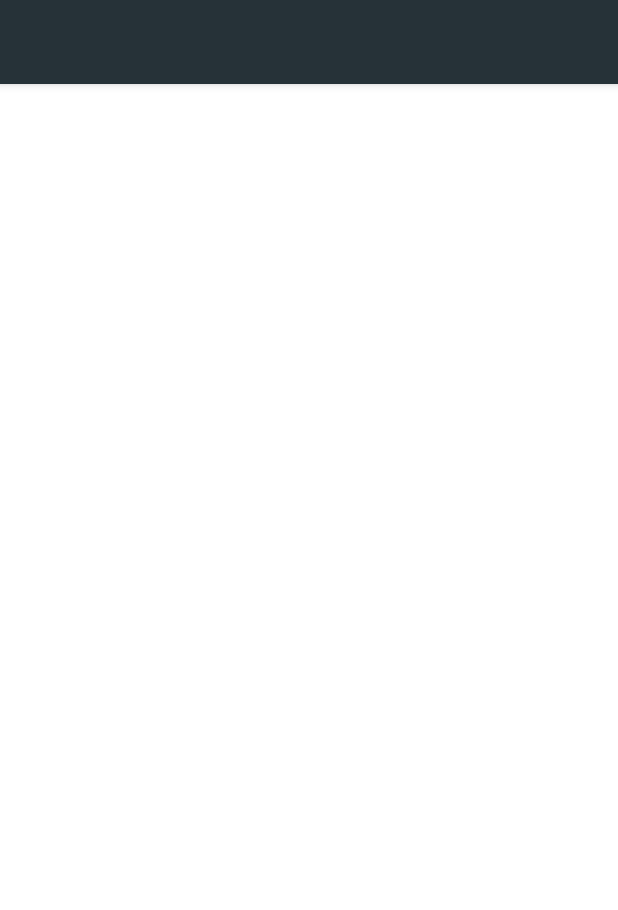
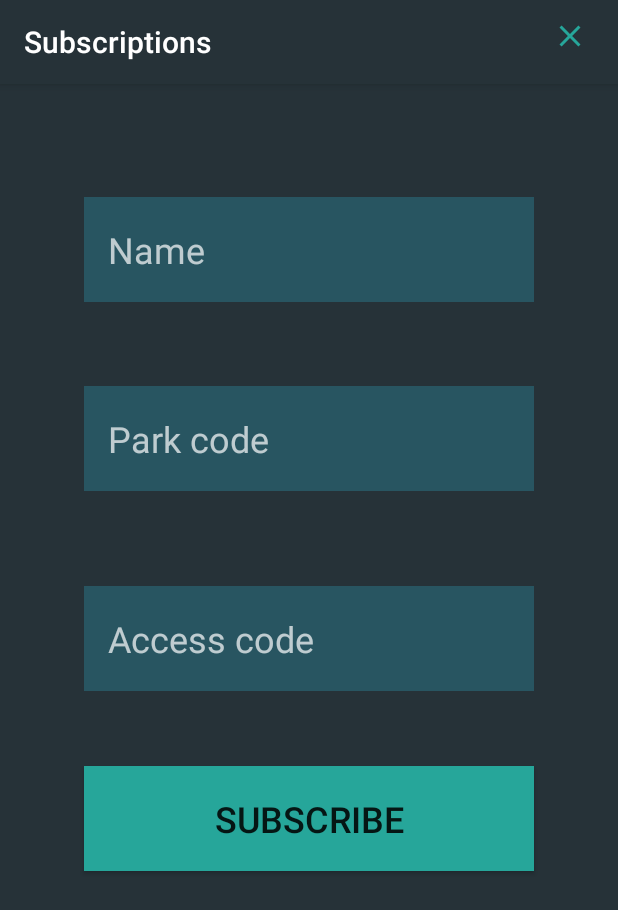
Before and after one commit to Chekist322/SubscriprionTask, an Android app: the SignInActivity screen opened directly, with no data from a screen before it, on a phone screen of 412 x 824 dp. Shown: the top 910 px of the screen. Run offline under Robolectric (Android 15) with nearby library versions, the phone set to English and light mode, and no system bars.

Commit message:
layouts fixes

```diff
--- a/app/src/main/java/com/example/batrakov/subscriptiontask/signin/SignInActivity.java
+++ b/app/src/main/java/com/example/batrakov/subscriptiontask/signin/SignInActivity.java
@@ -4,6 +4,7 @@ import android.os.Bundle;
 import android.support.annotation.Nullable;
 import android.support.v7.app.AppCompatActivity;
 import android.support.v7.widget.Toolbar;
+import android.view.Menu;
 
 import com.example.batrakov.subscriptiontask.R;
 import com.example.batrakov.subscriptiontask.util.ActivityUtils;
@@ -18,15 +19,15 @@ public class SignInActivity extends AppCompatActivity {
         super.onCreate(aSavedInstanceState);
         setContentView(R.layout.sign_in_act);
 
-        Toolbar toolbar = (Toolbar) findViewById(R.id.toolbar);
+        Toolbar toolbar = (Toolbar) findViewById(R.id.toolbarSignIn);
         setSupportActionBar(toolbar);
 
         SignInFragment signInFragment = (SignInFragment)
-                getSupportFragmentManager().findFragmentById(R.id.contentFrame);
+                getSupportFragmentManager().findFragmentById(R.id.contentFrameSignIn);
         if (signInFragment == null) {
             signInFragment = signInFragment.newInstance();
             ActivityUtils.addFragmentToActivity(
-                    getSupportFragmentManager(), signInFragment, R.id.contentFrame
+                    getSupportFragmentManager(), signInFragment, R.id.contentFrameSignIn
             );
         }
     }
--- a/app/src/main/java/com/example/batrakov/subscriptiontask/signin/SignInFragment.java
+++ b/app/src/main/java/com/example/batrakov/subscriptiontask/signin/SignInFragment.java
@@ -1,7 +1,18 @@
 package com.example.batrakov.subscriptiontask.signin;
 
+import android.content.Intent;
+import android.os.Bundle;
+import android.support.annotation.Nullable;
 import android.support.v4.app.Fragment;
+import android.view.LayoutInflater;
+import android.view.Menu;
+import android.view.MenuInflater;
+import android.view.MenuItem;
+import android.view.View;
+import android.view.ViewGroup;
 
+import com.example.batrakov.subscriptiontask.R;
+import com.example.batrakov.subscriptiontask.subscriptionlist.SubscriptionListActivity;
 import com.example.batrakov.subscriptiontask.subscriptionlist.SubscriptionListFragment;
 
 /**
@@ -10,11 +21,37 @@ import com.example.batrakov.subscriptiontask.subscriptionlist.SubscriptionListFr
 
 public class SignInFragment extends Fragment implements SignInContract.View{
 
-    public SignInFragment() {
+    public SignInFragment(){
     }
 
     public static SignInFragment newInstance() {
         return new SignInFragment();
+    }
+
+    @Nullable
+    @Override
+    public View onCreateView(LayoutInflater inflater, @Nullable ViewGroup container, @Nullable Bundle savedInstanceState) {
+        View root = inflater.inflate(R.layout.sign_in_frag, container, false);
+
+        setHasOptionsMenu(true);
+        return root;
+    }
+
+    @Override
+    public void onCreateOptionsMenu(Menu menu, MenuInflater inflater) {
+        inflater.inflate(R.menu.sign_in_menu, menu);
+    }
+
+    @Override
+    public boolean onOptionsItemSelected(MenuItem item) {
+        switch (item.getItemId()){
+            case R.id.back_to_list:
+
+                return true;
+            default:
+                return super.onOptionsItemSelected(item);
+
+        }
     }
 
     @Override
--- a/app/src/main/java/com/example/batrakov/subscriptiontask/signin/SignInPresenter.java
+++ b/app/src/main/java/com/example/batrakov/subscriptiontask/signin/SignInPresenter.java
@@ -4,5 +4,11 @@ package com.example.batrakov.subscriptiontask.signin;
  * Created by batrakov on 19.09.17.
  */
 
-public class SignInPresenter {
+public class SignInPresenter implements SignInContract.Presenter {
+
+    @Override
+    public void start() {
+
+    }
+
 }
--- a/app/src/main/res/drawable/ic_cross.xml
+++ b/app/src/main/res/drawable/ic_cross.xml
@@ -1,9 +1,9 @@
 <vector xmlns:android="http://schemas.android.com/apk/res/android"
-    android:height="24dp"
-    android:width="24dp"
-    android:viewportWidth="24"
-    android:viewportHeight="24">
+    android:height="32dp"
+    android:width="32dp"
+    android:viewportWidth="32"
+    android:viewportHeight="32">
     <path
-        android:fillColor="#FFFFFF"
+        android:fillColor="@color/accent"
         android:pathData="M19,6.41L17.59,5L12,10.59L6.41,5L5,6.41L10.59,12L5,17.59L6.41,19L12,13.41L17.59,19L19,17.59L13.41,12L19,6.41Z" />
 </vector>
--- a/app/src/main/res/layout/sign_in_act.xml
+++ b/app/src/main/res/layout/sign_in_act.xml
@@ -3,6 +3,11 @@
     xmlns:app="http://schemas.android.com/apk/res-auto"
     android:layout_width="match_parent"
     android:layout_height="match_parent">
+
+    <LinearLayout
+        android:layout_width="match_parent"
+        android:layout_height="match_parent"
+        android:orientation="vertical">
 
         <android.support.design.widget.AppBarLayout
             android:id="@+id/appbar"
@@ -10,25 +15,30 @@
             android:layout_height="wrap_content">
 
             <android.support.v7.widget.Toolbar
-            android:id="@+id/toolbar2"
+                android:id="@+id/toolbarSignIn"
                 android:layout_width="match_parent"
-            android:layout_height="?android:attr/actionBarSize"
+                android:layout_height="wrap_content"
                 android:layout_weight="1"
                 android:background="@color/colorPrimary"
-            android:minHeight="?attr/actionBarSize"
-            android:theme="?attr/actionBarTheme" />
+                android:minHeight="?android:attr/actionBarSize"
+                android:theme="?attr/actionBarTheme"
+                app:popupTheme="@style/ThemeOverlay.AppCompat.Light" />
+
         </android.support.design.widget.AppBarLayout>
 
-    <android.support.v4.widget.NestedScrollView
+        <android.support.design.widget.CoordinatorLayout
             android:layout_width="match_parent"
             android:layout_height="match_parent"
-        app:layout_behavior="android.support.design.widget.AppBarLayout$ScrollingViewBehavior">
+            android:layout_weight="1">
 
             <FrameLayout
-            android:id="@+id/contentFrame"
+                android:id="@+id/contentFrameSignIn"
                 android:layout_width="match_parent"
                 android:layout_height="match_parent">
 
             </FrameLayout>
-    </android.support.v4.widget.NestedScrollView>
+
         </android.support.design.widget.CoordinatorLayout>
+
+    </LinearLayout>
+</android.support.design.widget.CoordinatorLayout>
--- a/app/src/main/res/layout/sign_in_frag.xml
+++ b/app/src/main/res/layout/sign_in_frag.xml
@@ -1,8 +1,78 @@
 <?xml version="1.0" encoding="utf-8"?>
 <LinearLayout xmlns:android="http://schemas.android.com/apk/res/android"
+    xmlns:app="http://schemas.android.com/apk/res-auto"
+    xmlns:tools="http://schemas.android.com/tools"
     android:layout_width="match_parent"
     android:layout_height="match_parent"
     android:background="@color/colorPrimary"
     android:orientation="vertical">
 
+    <RelativeLayout
+        android:layout_width="match_parent"
+        android:layout_height="match_parent">
+
+        <Button
+            android:id="@+id/button3"
+            style="@android:style/Widget.Material.Button.Colored"
+            android:layout_width="300dp"
+            android:layout_height="70dp"
+            android:layout_below="@+id/editText9"
+            android:layout_centerHorizontal="true"
+            android:layout_marginTop="50dp"
+            android:background="@color/accent"
+            android:text="Subscribe"
+            android:textSize="24sp" />
+
+        <EditText
+            android:id="@+id/editText7"
+            style="@style/AlertDialog.AppCompat.Light"
+            android:layout_width="wrap_content"
+            android:layout_height="70dp"
+            android:layout_alignEnd="@+id/editText8"
+            android:layout_alignParentBottom="false"
+            android:layout_alignParentEnd="false"
+            android:layout_alignParentLeft="false"
+            android:layout_alignParentTop="true"
+            android:layout_alignStart="@+id/editText8"
+            android:layout_marginTop="75dp"
+            android:paddingStart="@dimen/edit_text_padding"
+            android:paddingEnd="@dimen/edit_text_padding"
+            android:background="@color/primary_dark"
+            android:ems="10"
+            android:hint="Name"
+            android:inputType="textPersonName"
+            android:textSize="24sp" />
+
+        <EditText
+            android:id="@+id/editText8"
+            android:layout_width="wrap_content"
+            android:layout_height="70dp"
+            android:layout_alignEnd="@+id/editText9"
+            android:layout_alignStart="@+id/editText9"
+            android:layout_below="@+id/editText7"
+            android:layout_marginTop="56dp"
+            android:paddingStart="@dimen/edit_text_padding"
+            android:paddingEnd="@dimen/edit_text_padding"
+            android:background="@color/primary_dark"
+            android:ems="10"
+            android:hint="Park code"
+            android:inputType="textPersonName"
+            android:textSize="24sp" />
+
+        <EditText
+            android:id="@+id/editText9"
+            android:layout_width="wrap_content"
+            android:layout_height="70dp"
+            android:layout_alignEnd="@+id/button3"
+            android:layout_alignStart="@+id/button3"
+            android:layout_below="@+id/editText8"
+            android:layout_marginTop="63dp"
+            android:paddingStart="@dimen/edit_text_padding"
+            android:paddingEnd="@dimen/edit_text_padding"
+            android:background="@color/primary_dark"
+            android:ems="10"
+            android:hint="Access code"
+            android:inputType="textPersonName"
+            android:textSize="24sp" />
+    </RelativeLayout>
 </LinearLayout>
--- a/app/src/main/res/menu/sign_in_menu.xml
+++ b/app/src/main/res/menu/sign_in_menu.xml
@@ -1,8 +1,11 @@
 <?xml version="1.0" encoding="utf-8"?>
 <menu xmlns:android="http://schemas.android.com/apk/res/android"
     xmlns:app="http://schemas.android.com/apk/res-auto">
+
     <item
+        android:id="@+id/back_to_list"
+        android:icon="@drawable/ic_cross"
         android:title="@string/back_to_list"
-        app:showAsAction="always"
-        android:icon="@drawable/ic_cross"/>
+        android:visible="true"
+        app:showAsAction="always" />
 </menu>
--- a/app/src/main/res/values/dimens.xml
+++ b/app/src/main/res/values/dimens.xml
@@ -2,9 +2,7 @@
 <resources>
     <dimen name="activity_horizontal_margin">16dp</dimen>
     <dimen name="activity_vertical_margin">16dp</dimen>
-
     <dimen name="list_item_padding">8dp</dimen>
-
     <dimen name="fab_margin">16dp</dimen>
-
+    <dimen name="edit_text_padding">16dp</dimen>
 </resources>
```
Lines whose indentation alone changed are shown as unchanged.
